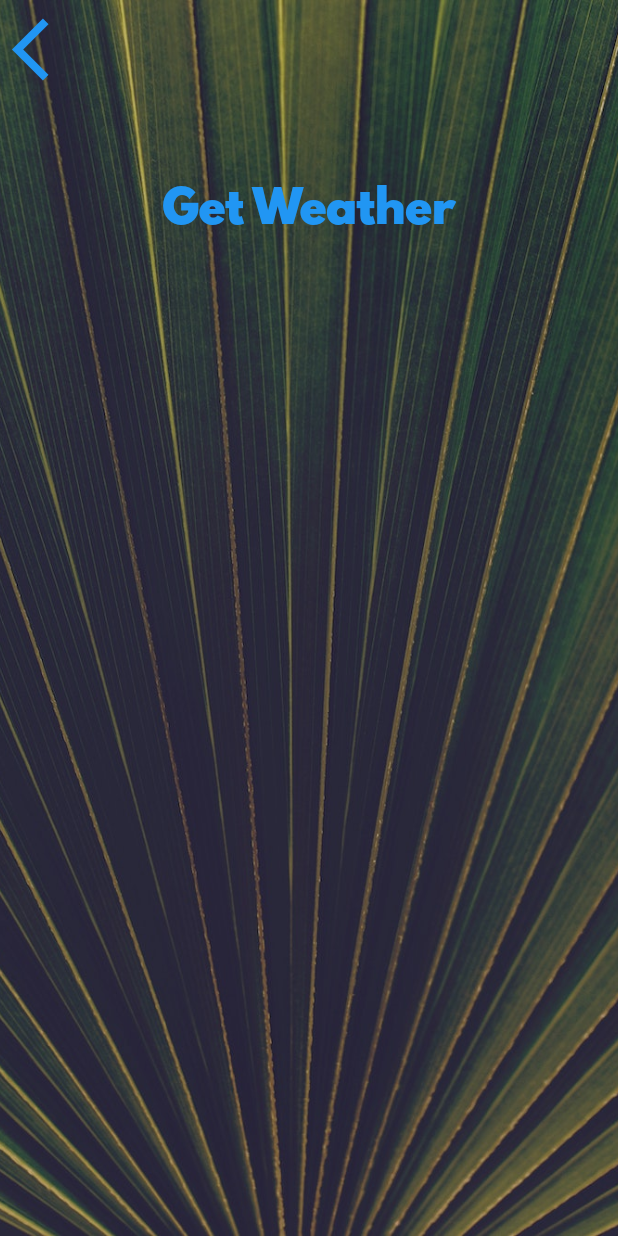
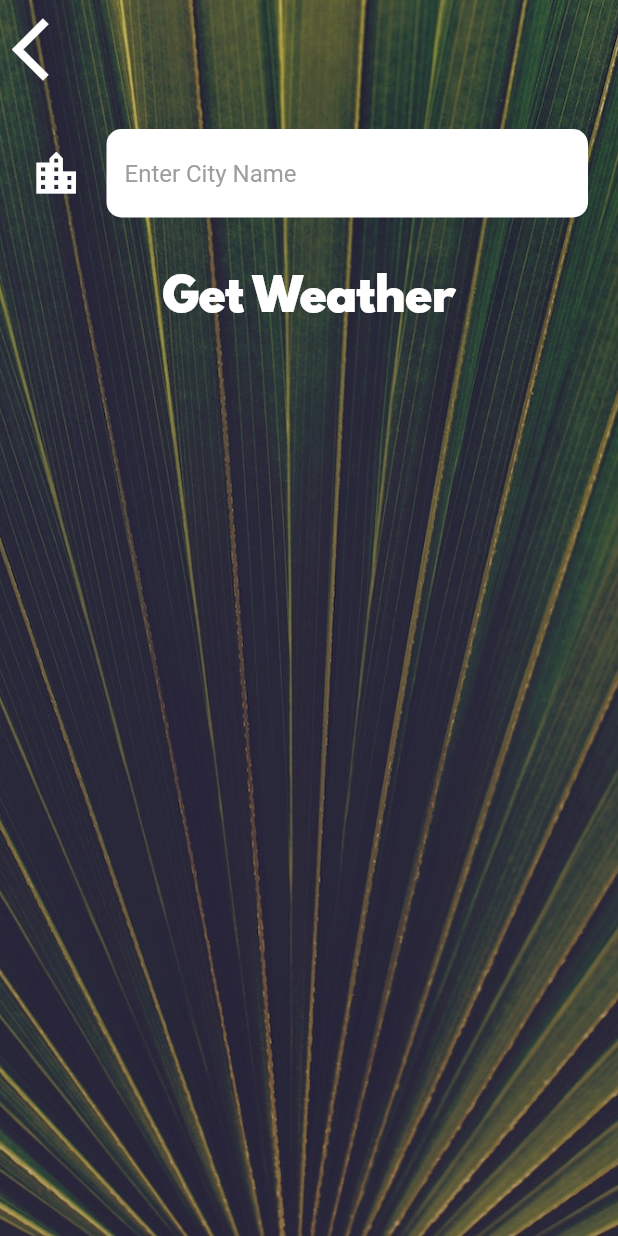
Before and after one commit to helzixxx/clima_flu, a Flutter app: the CityScreen screen opened directly, on a phone screen of 412 x 824 dp. Run offline on Flutter 3.47's test engine with Material 2 defaults, Android fonts, the phone set to English and light mode, and no system bars; our stand-ins replace flutter_spinkit, geolocator; network calls fail.

Commit message:
get weather with a city name

```diff
--- a/lib/screens/city_screen.dart
+++ b/lib/screens/city_screen.dart
@@ -7,6 +7,7 @@ class CityScreen extends StatefulWidget {
 }
 
 class _CityScreenState extends State<CityScreen> {
+  String? cityName;
   @override
   Widget build(BuildContext context) {
     return Scaffold(
@@ -25,19 +26,31 @@ class _CityScreenState extends State<CityScreen> {
                 alignment: Alignment.topLeft,
                 child: TextButton(
                   onPressed: () {},
-                  child: Icon(
+                  child: const Icon(
                     Icons.arrow_back_ios,
                     size: 50.0,
+                    color: Colors.white,
                   ),
                 ),
               ),
               Container(
                 padding: EdgeInsets.all(20.0),
-                child: null,
+                child: TextField(
+                  style: TextStyle(
+                    color: Colors.black,
+                  ),
+                  decoration: kTextFieldInputDecoration,
+                  onChanged: (String value) {
+                    cityName = value;
+                    print(value);
+                  },
+                ),
               ),
               TextButton(
-                onPressed: () {},
-                child: Text(
+                onPressed: () {
+                  Navigator.pop(context, cityName);
+                },
+                child: const Text(
                   'Get Weather',
                   style: kButtonTextStyle,
                 ),
--- a/lib/utilities/constants.dart
+++ b/lib/utilities/constants.dart
@@ -3,18 +3,42 @@ import 'package:flutter/material.dart';
 const kTempTextStyle = TextStyle(
   fontFamily: 'Spartan MB',
   fontSize: 100.0,
+  color: Colors.white,
 );
 
 const kMessageTextStyle = TextStyle(
   fontFamily: 'Spartan MB',
   fontSize: 60.0,
+  color: Colors.white,
 );
 
 const kButtonTextStyle = TextStyle(
   fontSize: 30.0,
   fontFamily: 'Spartan MB',
+  color: Colors.white,
 );
 
 const kConditionTextStyle = TextStyle(
   fontSize: 100.0,
+  color: Colors.white,
 );
+
+const kTextFieldInputDecoration = InputDecoration(
+  filled: true,
+  fillColor: Colors.white,
+  icon: Icon(
+    Icons.location_city,
+    color: Colors.white,
+    size: 35.0,
+  ),
+  hintText: 'Enter City Name',
+  hintStyle: TextStyle(
+    color: Colors.grey,
+  ),
+  border: OutlineInputBorder(
+    borderSide: BorderSide.none,
+    borderRadius: BorderRadius.all(
+      Radius.circular(10.0),
+    ),
+  ),
+);
```
Also changed, not shown: lib/screens/location_screen.dart (+13 -6 lines), lib/services/weather.dart (+8 -0 lines).
